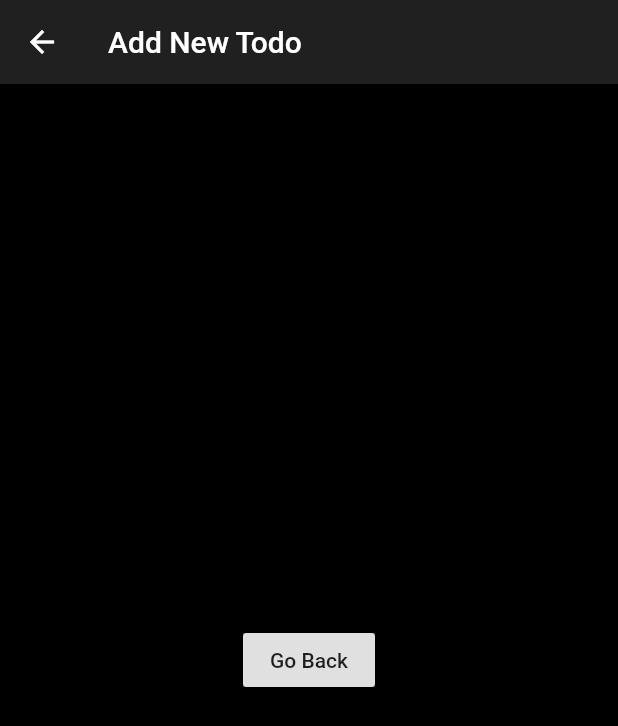
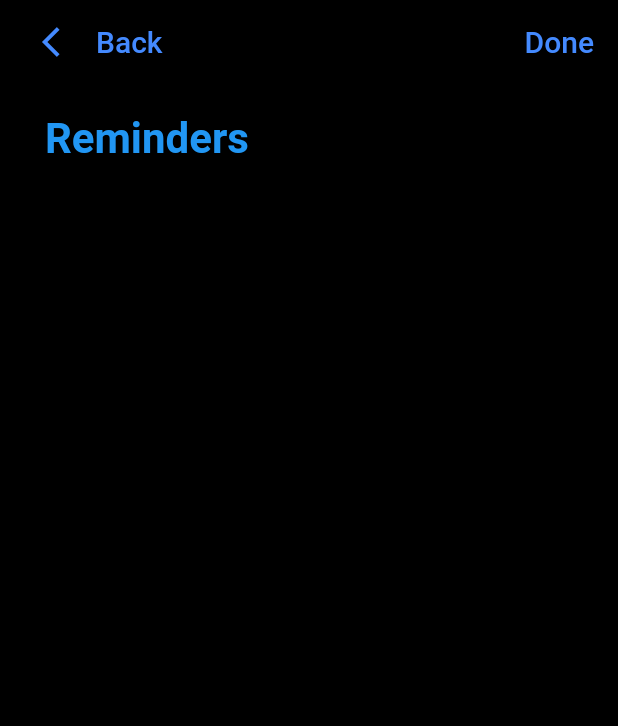
Before and after one commit to abhishekdewan101/FlutterTodo, a Flutter app: the AddTodoScreen screen opened directly, on a phone screen of 412 x 824 dp. Shown: the top 726 px of the screen. Run offline on Flutter 3.47's test engine with Material 2 defaults, Android fonts, the phone set to English and light mode, and no system bars.

Commit message:
Added a add todo screen

```diff
--- a/lib/AddTodoScreen.dart
+++ b/lib/AddTodoScreen.dart
@@ -1,24 +1,48 @@
 import 'package:flutter/material.dart';
+import 'package:flutter/painting.dart';
 import 'package:todoapplication/utils/TodoColors.dart';
 
 class AddTodoScreen extends StatelessWidget {
   @override
   Widget build(BuildContext context) {
     return Scaffold(
-      backgroundColor: TodoColors.backgroundColor,
-      appBar: AppBar(
-        backgroundColor: TodoColors.searchBarBackgroundColor,
-        title: Text("Add New Todo"),
-      ),
-      body: Center(
-        child: RaisedButton(
-          child: Text('Go Back'),
-          onPressed: () {
-            // Navigate to second route when tapped.
-            Navigator.pop(context);
-          },
+        backgroundColor: TodoColors.backgroundColor,
+        appBar: AppBar(
+          automaticallyImplyLeading: false, // Don't show the leading button
+          title: Row(
+              mainAxisAlignment: MainAxisAlignment.start,
+              crossAxisAlignment: CrossAxisAlignment.center,
+              children: <Widget>[
+                IconButton(
+                  onPressed: () => Navigator.pop(context),
+                  icon: Icon(Icons.arrow_back_ios, color: Colors.blueAccent),
+                ),
+                Text(
+                  "Back",
+                  style: TextStyle(color: Colors.blueAccent),
+                ),
+                Spacer(),
+                Text(
+                  "Done",
+                  style: TextStyle(color: Colors.blueAccent),
+                ),
+                // Your widgets here
+              ]),
+          backgroundColor: TodoColors.backgroundColor,
         ),
-      ),
-    );
+        body: Padding(
+          padding: const EdgeInsets.fromLTRB(30,20,30,0),
+          child: new Column(
+            children: <Widget>[
+              Text(
+                "Reminders",
+                style: TextStyle(
+                    color: Colors.blue,
+                    fontSize: 28,
+                    fontWeight: FontWeight.bold),
+              )
+            ],
+          ),
+        ));
   }
 }
```
